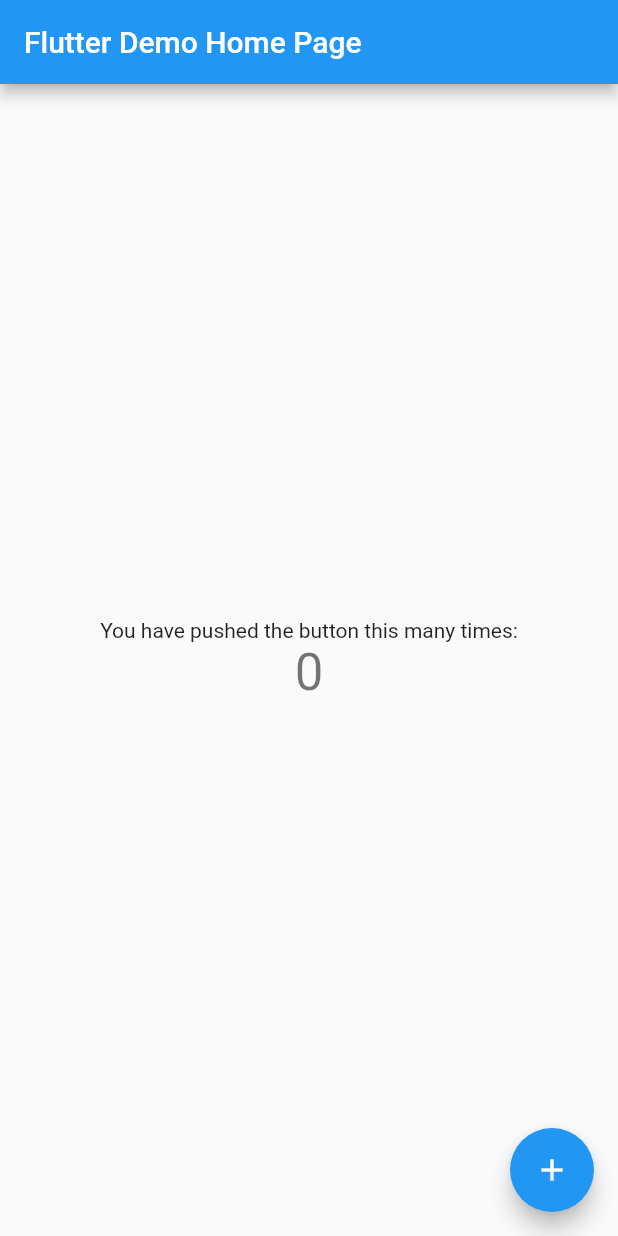
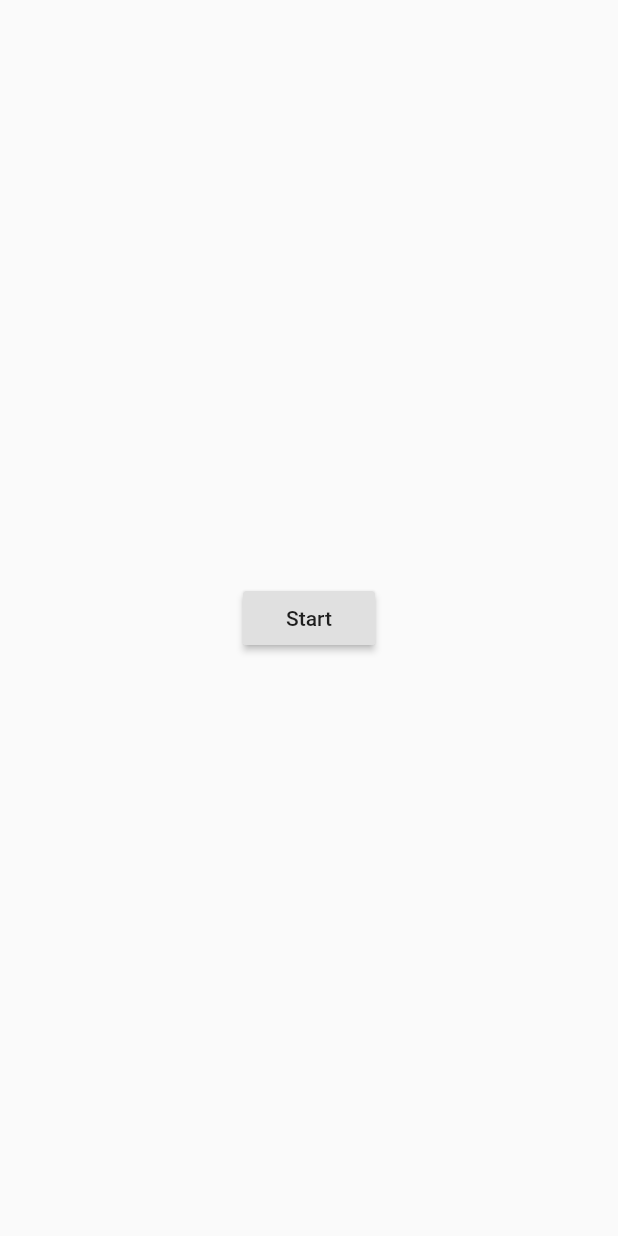
Before and after one commit to pistatium/tomorrow_do_flutter, a Flutter app: the screen it shows after launch, on a phone screen of 412 x 824 dp. Run offline on Flutter 3.47's test engine with Material 2 defaults, Android fonts, the light colour scheme and no system bars; our stand-ins replace firebase_analytics, firebase_auth; accounts and stored records are empty.

Commit message:
Imprements login

```diff
--- a/tomorrow_do/lib/main.dart
+++ b/tomorrow_do/lib/main.dart
@@ -1,9 +1,17 @@
+import 'package:firebase_analytics/firebase_analytics.dart';
+import 'package:firebase_analytics/observer.dart';
 import 'package:flutter/material.dart';
+import 'package:tomorrow_do_flutter/pages/login.dart';
+import 'package:tomorrow_do_flutter/pages/main_page.dart';
 
 void main() => runApp(MyApp());
 
 class MyApp extends StatelessWidget {
-  // This widget is the root of your application.
+
+  static FirebaseAnalytics analytics = FirebaseAnalytics();
+  static FirebaseAnalyticsObserver observer =
+  FirebaseAnalyticsObserver(analytics: analytics);
+
   @override
   Widget build(BuildContext context) {
     return MaterialApp(
@@ -20,92 +28,11 @@
         // is not restarted.
         primarySwatch: Colors.blue,
       ),
-      home: MyHomePage(title: 'Flutter Demo Home Page'),
+      home: LoginPage(),
+      routes: <String, WidgetBuilder> {
+        '/login': (BuildContext context) => new LoginPage(),
+        '/main': (BuildContext context) => MainPage(title: 'title')
+      },
     );
   }
 }
-
-class MyHomePage extends StatefulWidget {
-  MyHomePage({Key key, this.title}) : super(key: key);
-
-  // This widget is the home page of your application. It is stateful, meaning
-  // that it has a State object (defined below) that contains fields that affect
-  // how it looks.
-
-  // This class is the configuration for the state. It holds the values (in this
-  // case the title) provided by the parent (in this case the App widget) and
-  // used by the build method of the State. Fields in a Widget subclass are
-  // always marked "final".
-
-  final String title;
-
-  @override
-  _MyHomePageState createState() => _MyHomePageState();
-}
-
-class _MyHomePageState extends State<MyHomePage> {
-  int _counter = 0;
-
-  void _incrementCounter() {
-    setState(() {
-      // This call to setState tells the Flutter framework that something has
-      // changed in this State, which causes it to rerun the build method below
-      // so that the display can reflect the updated values. If we changed
-      // _counter without calling setState(), then the build method would not be
-      // called again, and so nothing would appear to happen.
-      _counter++;
-    });
-  }
-
-  @override
-  Widget build(BuildContext context) {
-    // This method is rerun every time setState is called, for instance as done
-    // by the _incrementCounter method above.
-    //
-    // The Flutter framework has been optimized to make rerunning build methods
-    // fast, so that you can just rebuild anything that needs updating rather
-    // than having to individually change instances of widgets.
-    return Scaffold(
-      appBar: AppBar(
-        // Here we take the value from the MyHomePage object that was created by
-        // the App.build method, and use it to set our appbar title.
-        title: Text(widget.title),
-      ),
-      body: Center(
-        // Center is a layout widget. It takes a single child and positions it
-        // in the middle of the parent.
-        child: Column(
-          // Column is also a layout widget. It takes a list of children and
-          // arranges them vertically. By default, it sizes itself to fit its
-          // children horizontally, and tries to be as tall as its parent.
-          //
-          // Invoke "debug painting" (press "p" in the console, choose the
-          // "Toggle Debug Paint" action from the Flutter Inspector in Android
-          // Studio, or the "Toggle Debug Paint" command in Visual Studio Code)
-          // to see the wireframe for each widget.
-          //
-          // Column has various properties to control how it sizes itself and
-          // how it positions its children. Here we use mainAxisAlignment to
-          // center the children vertically; the main axis here is the vertical
-          // axis because Columns are vertical (the cross axis would be
-          // horizontal).
-          mainAxisAlignment: MainAxisAlignment.center,
-          children: <Widget>[
-            Text(
-              'You have pushed the button this many times:',
-            ),
-            Text(
-              '$_counter',
-              style: Theme.of(context).textTheme.display1,
-            ),
-          ],
-        ),
-      ),
-      floatingActionButton: FloatingActionButton(
-        onPressed: _incrementCounter,
-        tooltip: 'Increment',
-        child: Icon(Icons.add),
-      ), // This trailing comma makes auto-formatting nicer for build methods.
-    );
-  }
-}
--- /dev/null
+++ b/tomorrow_do/lib/pages/login.dart
@@ -0,0 +1,60 @@
+import 'package:flutter/material.dart';
+import 'package:firebase_auth/firebase_auth.dart';
+
+class LoginPage extends StatefulWidget {
+  LoginPage();
+
+  @override
+  State<StatefulWidget> createState() => new _LoginPageState();
+}
+
+class _LoginPageState extends State<LoginPage> {
+  final emailInputController = new TextEditingController();
+  final passwordInputController = new TextEditingController();
+  final FirebaseAuth _firebaseAuth = FirebaseAuth.instance;
+
+  Future<FirebaseUser> _signIn() async {
+    final AuthResult result = await _firebaseAuth.signInAnonymously();
+    if (result.user.uid.length > 0 && result.user.uid != null) {
+      Navigator.pushReplacementNamed(context, '/main');
+    }
+    return result.user;
+  }
+
+  Widget _showBody() {
+    return Center(
+      child: Form(
+        child: _showLoginButton(),
+      ),
+    );
+  }
+
+  Widget _showIcon() {
+    return Center(
+      child: Image.asset(
+        'assets/flutter.png',
+        width: 100.0,
+      ),
+    );
+  }
+
+  Widget _showLoginButton() {
+    return Center(
+        child: RaisedButton(
+          child: const Text('Start'),
+          onPressed: () {
+            return _signIn()
+                .then((FirebaseUser user) => print(user))
+                .catchError((e) => print(e));
+          },
+        )
+    );
+  }
+
+  @override
+  Widget build(BuildContext context) {
+    return Scaffold(
+      body: _showBody(),
+    );
+  }
+}
--- a/tomorrow_do/pubspec.yaml
+++ b/tomorrow_do/pubspec.yaml
@@ -21,6 +21,7 @@
     sdk: flutter
   firebase_core: ^0.4.0+9
   firebase_analytics: ^5.0.2
+  firebase_auth: ^0.15.3
   cupertino_icons: ^0.1.2
 
 dev_dependencies:
```
Also changed, not shown: tomorrow_do/lib/pages/main_page.dart (added, +53 -0 lines), 1 other file.
